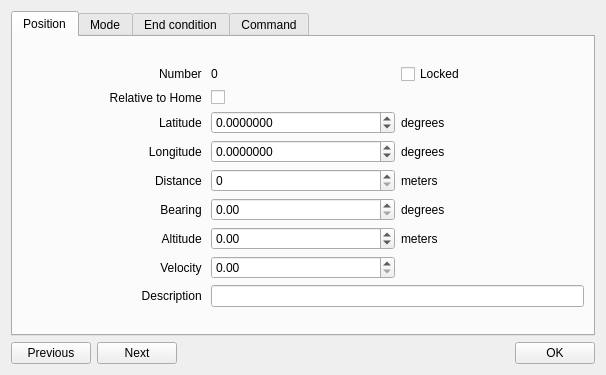
This is ground/openpilotgcs/src/plugins/opmap/opmap_edit_waypoint_dialog.ui in openpilot/OpenPilot as Qt 5 draws it before an edit. The edited form follows.
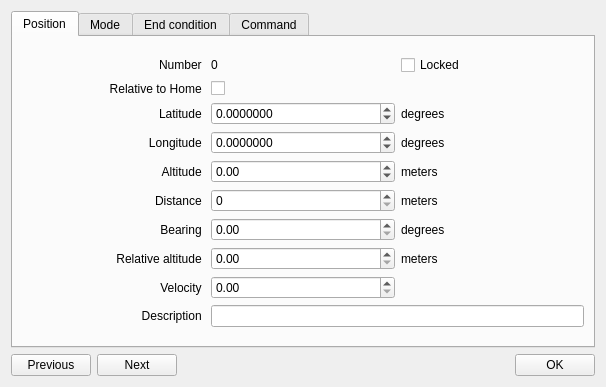
This is the edited form. Icons and pictures are not drawn.

Commit message: GCS/OPMap- handles home icon doubleclick. Visual changes to the waypoint editor.

Diff of the .ui file:
```diff
--- a/ground/openpilotgcs/src/plugins/opmap/opmap_edit_waypoint_dialog.ui
+++ b/ground/openpilotgcs/src/plugins/opmap/opmap_edit_waypoint_dialog.ui
@@ -13,7 +13,7 @@
     <x>0</x>
     <y>0</y>
     <width>606</width>
-    <height>375</height>
+    <height>387</height>
    </rect>
   </property>
   <property name="sizePolicy">
@@ -83,30 +83,7 @@
            </property>
           </widget>
          </item>
-         <item row="6" column="0">
-          <widget class="QLabel" name="label_3">
-           <property name="sizePolicy">
-            <sizepolicy hsizetype="Minimum" vsizetype="Preferred">
-             <horstretch>0</horstretch>
-             <verstretch>0</verstretch>
-            </sizepolicy>
-           </property>
-           <property name="text">
-            <string>Altitude </string>
-           </property>
-           <property name="alignment">
-            <set>Qt::AlignRight|Qt::AlignTrailing|Qt::AlignVCenter</set>
-           </property>
-          </widget>
-         </item>
-         <item row="6" column="3">
-          <widget class="QLabel" name="label_6">
-           <property name="text">
-            <string>meters</string>
-           </property>
-          </widget>
-         </item>
-         <item row="8" column="0">
+         <item row="11" column="0">
           <widget class="QLabel" name="label_8">
            <property name="sizePolicy">
             <sizepolicy hsizetype="Minimum" vsizetype="Preferred">
@@ -122,7 +99,7 @@
            </property>
           </widget>
          </item>
-         <item row="8" column="2" colspan="2">
+         <item row="11" column="2" colspan="2">
           <widget class="QLineEdit" name="lineEditDescription"/>
          </item>
          <item row="2" column="2">
@@ -157,16 +134,6 @@
            </property>
           </widget>
          </item>
-         <item row="6" column="2">
-          <widget class="QDoubleSpinBox" name="doubleSpinBoxAltitude">
-           <property name="minimum">
-            <double>-5000.000000000000000</double>
-           </property>
-           <property name="maximum">
-            <double>5000.000000000000000</double>
-           </property>
-          </widget>
-         </item>
          <item row="3" column="3">
           <widget class="QLabel" name="lbDegLong">
            <property name="text">
@@ -197,28 +164,28 @@
            </property>
           </widget>
          </item>
-         <item row="4" column="2">
+         <item row="6" column="2">
           <widget class="QSpinBox" name="spinBoxDistance">
            <property name="maximum">
             <number>999999999</number>
            </property>
           </widget>
          </item>
-         <item row="4" column="3">
+         <item row="6" column="3">
           <widget class="QLabel" name="lbDistanceMeters">
            <property name="text">
             <string>meters</string>
            </property>
           </widget>
          </item>
-         <item row="5" column="3">
+         <item row="7" column="3">
           <widget class="QLabel" name="lbBearingDeg">
            <property name="text">
             <string>degrees</string>
            </property>
           </widget>
          </item>
-         <item row="5" column="0">
+         <item row="7" column="0">
           <widget class="QLabel" name="lbBearing">
            <property name="text">
             <string>Bearing </string>
@@ -228,14 +195,14 @@
            </property>
           </widget>
          </item>
-         <item row="5" column="2">
+         <item row="7" column="2">
           <widget class="QDoubleSpinBox" name="doubleSpinBoxBearing">
            <property name="maximum">
             <double>360.000000000000000</double>
            </property>
           </widget>
          </item>
-         <item row="4" column="0">
+         <item row="6" column="0">
           <widget class="QLabel" name="lbDistance">
            <property name="sizePolicy">
             <sizepolicy hsizetype="Minimum" vsizetype="Preferred">
@@ -285,7 +252,7 @@
            </property>
           </widget>
          </item>
-         <item row="7" column="0">
+         <item row="10" column="0">
           <widget class="QLabel" name="label_4">
            <property name="text">
             <string>Velocity </string>
@@ -295,9 +262,62 @@
            </property>
           </widget>
          </item>
-         <item row="7" column="2">
+         <item row="10" column="2">
           <widget class="QDoubleSpinBox" name="doubleSpinBoxVelocity"/>
          </item>
+         <item row="4" column="0">
+          <widget class="QLabel" name="label_3">
+           <property name="sizePolicy">
+            <sizepolicy hsizetype="Minimum" vsizetype="Preferred">
+             <horstretch>0</horstretch>
+             <verstretch>0</verstretch>
+            </sizepolicy>
+           </property>
+           <property name="text">
+            <string>Altitude </string>
+           </property>
+           <property name="alignment">
+            <set>Qt::AlignRight|Qt::AlignTrailing|Qt::AlignVCenter</set>
+           </property>
+          </widget>
+         </item>
+         <item row="4" column="2">
+          <widget class="QDoubleSpinBox" name="doubleSpinBoxAltitude">
+           <property name="minimum">
+            <double>-5000.000000000000000</double>
+           </property>
+           <property name="maximum">
+            <double>5000.000000000000000</double>
+           </property>
+          </widget>
+         </item>
+         <item row="4" column="3">
+          <widget class="QLabel" name="label_6">
+           <property name="text">
+            <string>meters</string>
+           </property>
+          </widget>
+         </item>
+         <item row="8" column="0">
+          <widget class="QLabel" name="label_5">
+           <property name="text">
+            <string>Relative altitude </string>
+           </property>
+           <property name="alignment">
+            <set>Qt::AlignRight|Qt::AlignTrailing|Qt::AlignVCenter</set>
+           </property>
+          </widget>
+         </item>
+         <item row="8" column="2">
+          <widget class="QDoubleSpinBox" name="doubleSpinBoxRelativeAltitude"/>
+         </item>
+         <item row="8" column="3">
+          <widget class="QLabel" name="label_9">
+           <property name="text">
+            <string>meters</string>
+           </property>
+          </widget>
+         </item>
         </layout>
        </item>
       </layout>
```
The commit also changes 3 other files.
